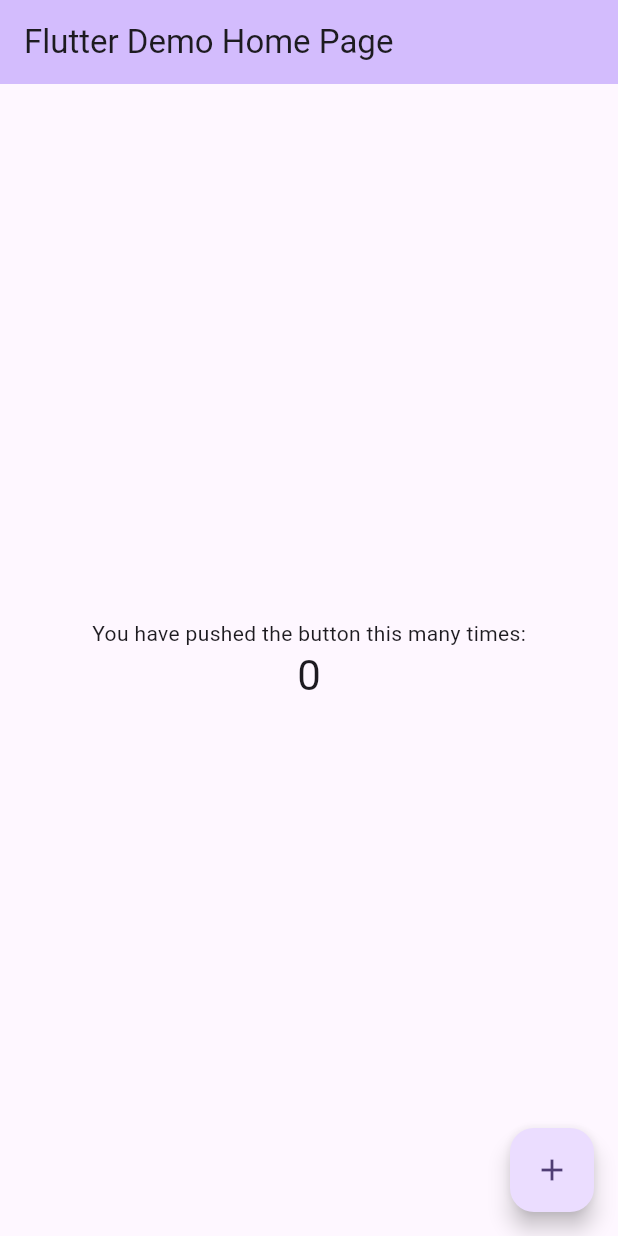
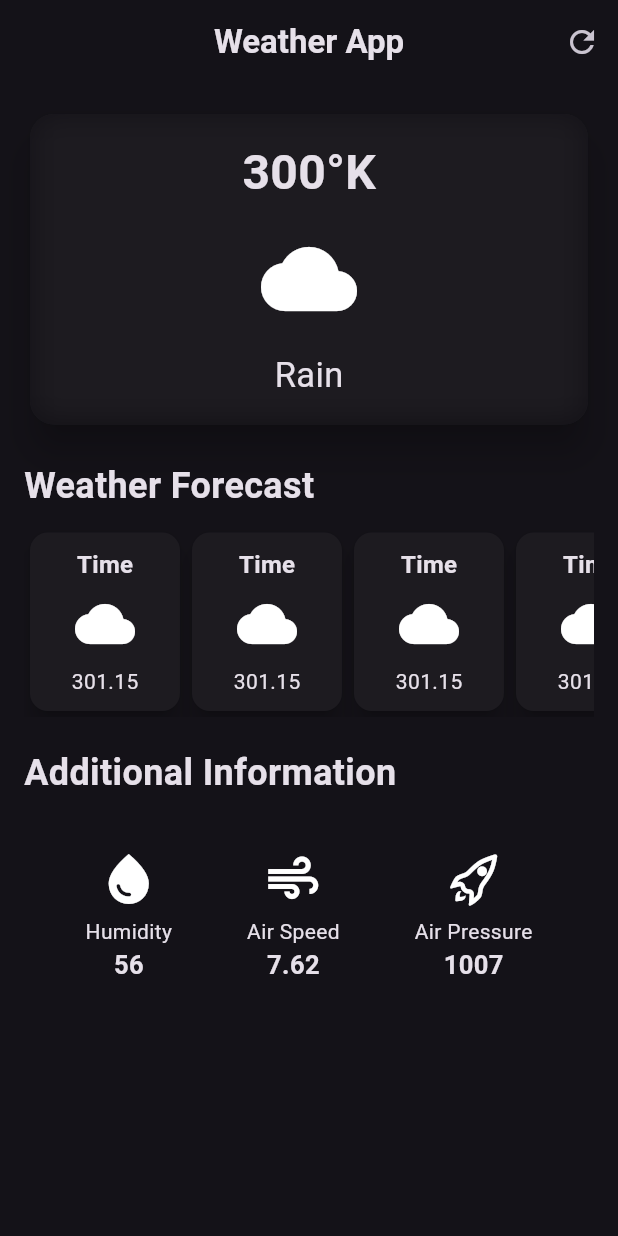
Before and after one commit to imtangim/weather_app, a Flutter app: the screen it shows after launch, on a phone screen of 412 x 824 dp. Run offline on Flutter 3.47's test engine with Material 2 defaults, Android fonts, the light colour scheme and no system bars.

Commit message:
Weather app Ui done (except forecast app)

```diff
--- /dev/null
+++ b/lib/home/additional_info/additional_info.dart
@@ -0,0 +1,33 @@
+import 'package:flutter/material.dart';
+
+class AdditionalInfo extends StatelessWidget {
+  final IconData icon;
+  final String label;
+  final num valuee;
+  const AdditionalInfo(
+      {super.key,
+      required this.icon,
+      required this.label,
+      required this.valuee});
+
+  @override
+  Widget build(BuildContext context) {
+    return Column(
+      children: [
+        Icon(
+          icon,
+          size: 40,
+        ),
+        const SizedBox(
+          height: 5,
+        ),
+        Text(
+          label,
+          style: const TextStyle(fontSize: 14),
+        ),
+        Text(valuee.toString(),
+            style: const TextStyle(fontSize: 17, fontWeight: FontWeight.bold))
+      ],
+    );
+  }
+}
--- /dev/null
+++ b/lib/home/forcast/forecast.dart
@@ -0,0 +1,39 @@
+import 'package:flutter/material.dart';
+
+class ForcastCard extends StatelessWidget {
+  const ForcastCard({super.key});
+
+  @override
+  Widget build(BuildContext context) {
+    return Card(
+      elevation: 6,
+      child: Container(
+        width: 100,
+        decoration: BoxDecoration(
+          borderRadius: BorderRadius.circular(15),
+        ),
+        padding: const EdgeInsets.all(10.0),
+        child: const Column(
+          children: [
+            Text(
+              "Time",
+              style: TextStyle(
+                fontSize: 16,
+                fontWeight: FontWeight.bold,
+              ),
+            ),
+            SizedBox(height: 8),
+            Icon(
+              Icons.cloud,
+              size: 40,
+            ),
+            SizedBox(height: 8),
+            Text(
+              "301.15",
+            ),
+          ],
+        ),
+      ),
+    );
+  }
+}
--- /dev/null
+++ b/lib/home/weather_screen.dart
@@ -0,0 +1,143 @@
+import 'dart:ui';
+import 'package:flutter/cupertino.dart';
+import 'package:flutter/material.dart';
+
+import 'forcast/forecast.dart';
+import 'additional_info/additional_info.dart';
+
+class WeatherScreen extends StatelessWidget {
+  const WeatherScreen({super.key});
+
+  @override
+  Widget build(BuildContext context) {
+    return Scaffold(
+      appBar: AppBar(
+        title: const Text(
+          "Weather App",
+          style: TextStyle(
+            fontWeight: FontWeight.bold,
+          ),
+        ),
+        centerTitle: true,
+        actions: [
+          IconButton(onPressed: () {}, icon: const Icon(Icons.refresh))
+        ],
+      ),
+      body: Padding(
+        padding: const EdgeInsets.all(16.0),
+        child: Column(
+          mainAxisAlignment: MainAxisAlignment.start,
+          crossAxisAlignment: CrossAxisAlignment.start,
+          children: [
+            // Main card
+            SizedBox(
+              width: double.infinity,
+              child: Card(
+                elevation: 10,
+                shape: RoundedRectangleBorder(
+                    borderRadius: BorderRadius.circular(16)),
+                child: ClipRRect(
+                  borderRadius: BorderRadius.circular(16),
+                  child: BackdropFilter(
+                    filter: ImageFilter.blur(
+                      sigmaX: 10,
+                      sigmaY: 10,
+                    ),
+                    child: const Padding(
+                      padding: EdgeInsets.all(16.0),
+                      child: Column(
+                        children: [
+                          Text(
+                            "300°K",
+                            style: TextStyle(
+                              fontSize: 32,
+                              fontWeight: FontWeight.bold,
+                            ),
+                          ),
+                          SizedBox(
+                            height: 16,
+                          ),
+                          Icon(
+                            Icons.cloud,
+                            size: 64,
+                          ),
+                          SizedBox(
+                            height: 16,
+                          ),
+                          Text(
+                            "Rain",
+                            style: TextStyle(fontSize: 23),
+                          )
+                        ],
+                      ),
+                    ),
+                  ),
+                ),
+              ),
+            ),
+
+            const SizedBox(height: 20),
+            const Text(
+              "Weather Forecast",
+              style: TextStyle(
+                fontSize: 24,
+                fontWeight: FontWeight.bold,
+              ),
+            ),
+
+            const SizedBox(height: 10),
+
+            //Weather forcast Card
+            const SingleChildScrollView(
+              scrollDirection: Axis.horizontal,
+              child: Row(
+                children: [
+                  ForcastCard(),
+                  ForcastCard(),
+                  ForcastCard(),
+                  ForcastCard(),
+                  ForcastCard(),
+                  ForcastCard(),
+                ],
+              ),
+            ),
+
+            const SizedBox(height: 20),
+            const Text(
+              "Additional Information",
+              style: TextStyle(
+                fontSize: 24,
+                fontWeight: FontWeight.bold,
+              ),
+            ),
+            const SizedBox(height: 18),
+            // additional information
+            const Padding(
+              padding: EdgeInsets.all(16.0),
+              child: Row(
+                mainAxisAlignment: MainAxisAlignment.spaceAround,
+                children: [
+                  AdditionalInfo(
+                    icon: Icons.water_drop,
+                    label: "Humidity",
+                    valuee: 56,
+                  ),
+                  AdditionalInfo(
+                    icon: Icons.air_outlined,
+                    label: "Air Speed",
+                    valuee: 7.62,
+                  ),
+                  AdditionalInfo(
+                    icon: CupertinoIcons.rocket,
+                    label: "Air Pressure",
+                    valuee: 1007,
+                  )
+                ],
+              ),
+            ),
+          ],
+        ),
+      ),
+    );
+  }
+}
--- a/lib/main.dart
+++ b/lib/main.dart
@@ -1,4 +1,6 @@
 import 'package:flutter/material.dart';
+
+import 'home/weather_screen.dart';
 
 void main() {
   runApp(const MyApp());
@@ -11,115 +13,9 @@ class MyApp extends StatelessWidget {
   @override
   Widget build(BuildContext context) {
     return MaterialApp(
-      title: 'Flutter Demo',
-      theme: ThemeData(
-        // This is the theme of your application.
-        //
-        // TRY THIS: Try running your application with "flutter run". You'll see
-        // the application has a blue toolbar. Then, without quitting the app,
-        // try changing the seedColor in the colorScheme below to Colors.green
-        // and then invoke "hot reload" (save your changes or press the "hot
-        // reload" button in a Flutter-supported IDE, or press "r" if you used
-        // the command line to start the app).
-        //
-        // Notice that the counter didn't reset back to zero; the application
-        // state is not lost during the reload. To reset the state, use hot
-        // restart instead.
-        //
-        // This works for code too, not just values: Most code changes can be
-        // tested with just a hot reload.
-        colorScheme: ColorScheme.fromSeed(seedColor: Colors.deepPurple),
-        useMaterial3: true,
-      ),
-      home: const MyHomePage(title: 'Flutter Demo Home Page'),
+      debugShowCheckedModeBanner: false,
+      theme: ThemeData.dark(useMaterial3: true),
+      home: const WeatherScreen(),
     );
   }
 }
-
-class MyHomePage extends StatefulWidget {
-  const MyHomePage({super.key, required this.title});
-
-  // This widget is the home page of your application. It is stateful, meaning
-  // that it has a State object (defined below) that contains fields that affect
-  // how it looks.
-
-  // This class is the configuration for the state. It holds the values (in this
-  // case the title) provided by the parent (in this case the App widget) and
-  // used by the build method of the State. Fields in a Widget subclass are
-  // always marked "final".
-
-  final String title;
-
-  @override
-  State<MyHomePage> createState() => _MyHomePageState();
-}
-
-class _MyHomePageState extends State<MyHomePage> {
-  int _counter = 0;
-
-  void _incrementCounter() {
-    setState(() {
-      // This call to setState tells the Flutter framework that something has
-      // changed in this State, which causes it to rerun the build method below
-      // so that the display can reflect the updated values. If we changed
-      // _counter without calling setState(), then the build method would not be
-      // called again, and so nothing would appear to happen.
-      _counter++;
-    });
-  }
-
-  @override
-  Widget build(BuildContext context) {
-    // This method is rerun every time setState is called, for instance as done
-    // by the _incrementCounter method above.
-    //
-    // The Flutter framework has been optimized to make rerunning build methods
-    // fast, so that you can just rebuild anything that needs updating rather
-    // than having to individually change instances of widgets.
-    return Scaffold(
-      appBar: AppBar(
-        // TRY THIS: Try changing the color here to a specific color (to
-        // Colors.amber, perhaps?) and trigger a hot reload to see the AppBar
-        // change color while the other colors stay the same.
-        backgroundColor: Theme.of(context).colorScheme.inversePrimary,
-        // Here we take the value from the MyHomePage object that was created by
-        // the App.build method, and use it to set our appbar title.
-        title: Text(widget.title),
-      ),
-      body: Center(
-        // Center is a layout widget. It takes a single child and positions it
-        // in the middle of the parent.
-        child: Column(
-          // Column is also a layout widget. It takes a list of children and
-          // arranges them vertically. By default, it sizes itself to fit its
-          // children horizontally, and tries to be as tall as its parent.
-          //
-          // Column has various properties to control how it sizes itself and
-          // how it positions its children. Here we use mainAxisAlignment to
-          // center the children vertically; the main axis here is the vertical
-          // axis because Columns are vertical (the cross axis would be
-          // horizontal).
-          //
-          // TRY THIS: Invoke "debug painting" (choose the "Toggle Debug Paint"
-          // action in the IDE, or press "p" in the console), to see the
-          // wireframe for each widget.
-          mainAxisAlignment: MainAxisAlignment.center,
-          children: <Widget>[
-            const Text(
-              'You have pushed the button this many times:',
-            ),
-            Text(
-              '$_counter',
-              style: Theme.of(context).textTheme.headlineMedium,
-            ),
-          ],
-        ),
-      ),
-      floatingActionButton: FloatingActionButton(
-        onPressed: _incrementCounter,
-        tooltip: 'Increment',
-        child: const Icon(Icons.add),
-      ), // This trailing comma makes auto-formatting nicer for build methods.
-    );
-  }
-}
```
